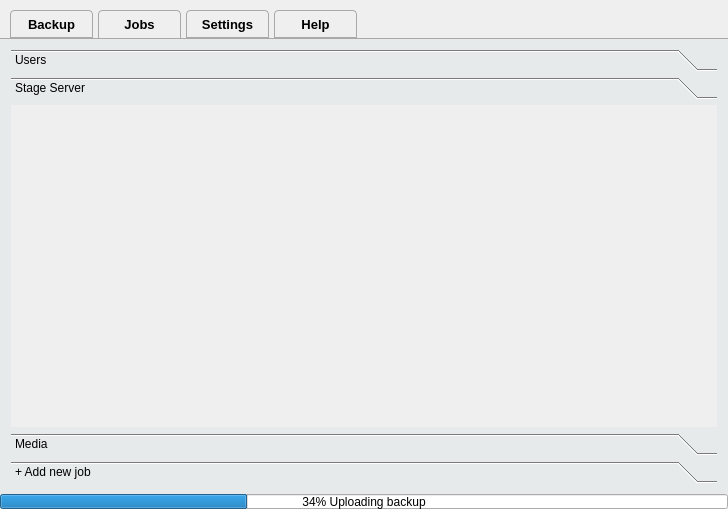
This is mainwidget.ui in Tarsnap/tarsnap-gui as Qt 5 draws it before an edit. The edited form follows.
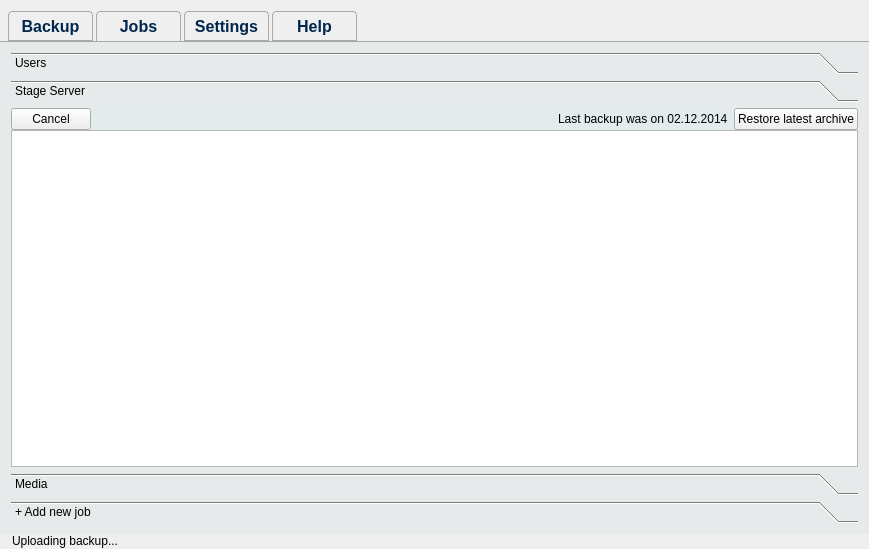
This is the edited form. The open tabs and pages were chosen to show the change. Icons and pictures are not drawn.

Commit message: Further UI prototyping. Devised a restore mockup view for the Jobs pane.

```diff
--- a/mainwidget.ui
+++ b/mainwidget.ui
@@ -6,8 +6,8 @@
    <rect>
     <x>0</x>
     <y>0</y>
-    <width>728</width>
-    <height>509</height>
+    <width>869</width>
+    <height>549</height>
    </rect>
   </property>
   <property name="windowTitle">
@@ -25,9 +25,6 @@
    <property name="leftMargin">
     <number>0</number>
    </property>
-   <property name="topMargin">
-    <number>10</number>
-   </property>
    <property name="rightMargin">
     <number>0</number>
    </property>
@@ -38,22 +35,25 @@
     <widget class="QTabWidget" name="tabWidget">
      <property name="styleSheet">
       <string notr="true">QTabBar::tab {
-    background: qlineargradient(x1: 0, y1: 0, x2: 0, y2: 1,
-                                stop: 0 #E9F1F1, stop: 1.0 #B7CBCD);
-    border: 1px solid darkgrey;
-    border-bottom-color: darkgrey;
-    border-top-left-radius: 4px;
-    border-top-right-radius: 4px;
-    padding: 3px;
-    min-width: 75px;
-    min-height: 20px;
-    font-size: 10pt;
-    font-weight: bold;
-    margin-left: 5px;
+background: qlineargradient(x1: 0, y1: 0, x2: 0, y2: 1,
+                                stop: 0 #E9EDF1, stop: 1.0 #8A98AD);
+border: 1px solid darkgrey;
+border-bottom-color: darkgrey;
+border-top-left-radius: 4px;
+border-top-right-radius: 4px;
+padding: 4px;
+min-width: 75px;
+min-height: 20px;
+font-size: 12pt;
+font-weight: bold;
+margin-left: 3px;
+color: #00264D;
 }
 
 QTabBar::tab:selected {
-  border-bottom: none;
+border-bottom: none;
+background: qlineargradient(x1: 0, y1: 0, x2: 0, y2: 1,
+                                stop: 0 #E9EDF1, stop: 1.0 #B7BFCD);
 }
 
 QTabWidget::pane { /* The tab widget frame */
@@ -412,13 +412,105 @@
            <rect>
             <x>0</x>
             <y>0</y>
-            <width>710</width>
-            <height>377</height>
+            <width>829</width>
+            <height>322</height>
            </rect>
           </property>
+          <property name="styleSheet">
+           <string notr="true">#page_2 {
+background: #E3EBEC;
+}</string>
+          </property>
           <attribute name="label">
            <string>Stage Server</string>
           </attribute>
+          <layout class="QVBoxLayout" name="verticalLayout_10">
+           <property name="spacing">
+            <number>0</number>
+           </property>
+           <property name="leftMargin">
+            <number>0</number>
+           </property>
+           <property name="topMargin">
+            <number>0</number>
+           </property>
+           <property name="rightMargin">
+            <number>0</number>
+           </property>
+           <property name="bottomMargin">
+            <number>0</number>
+           </property>
+           <item>
+            <widget class="QWidget" name="widget_5" native="true">
+             <property name="styleSheet">
+              <string notr="true"/>
+             </property>
+             <layout class="QHBoxLayout" name="horizontalLayout_3">
+              <property name="leftMargin">
+               <number>0</number>
+              </property>
+              <property name="topMargin">
+               <number>0</number>
+              </property>
+              <property name="rightMargin">
+               <number>0</number>
+              </property>
+              <property name="bottomMargin">
+               <number>0</number>
+              </property>
+              <item>
+               <widget class="QPushButton" name="pushButton_4">
+                <property name="text">
+                 <string>Cancel</string>
+                </property>
+               </widget>
+              </item>
+              <item>
+               <spacer name="horizontalSpacer_4">
+                <property name="orientation">
+                 <enum>Qt::Horizontal</enum>
+                </property>
+                <property name="sizeHint" stdset="0">
+                 <size>
+                  <width>40</width>
+                  <height>20</height>
+                 </size>
+                </property>
+               </spacer>
+              </item>
+              <item>
+               <widget class="QLabel" name="label_18">
+                <property name="text">
+                 <string>Last backup was on 02.12.2014</string>
+                </property>
+               </widget>
+              </item>
+              <item>
+               <widget class="QPushButton" name="pushButton_5">
+                <property name="text">
+                 <string>Restore latest archive</string>
+                </property>
+               </widget>
+              </item>
+             </layout>
+            </widget>
+           </item>
+           <item>
+            <widget class="QListWidget" name="backupRestoreListWidget">
+             <property name="styleSheet">
+              <string notr="true">#backupRestoreListWidget::item
+{
+min-height: 35px;
+selection-background-color: #E5E9FF;
+}
+</string>
+             </property>
+             <property name="alternatingRowColors">
+              <bool>true</bool>
+             </property>
+            </widget>
+           </item>
+          </layout>
          </widget>
          <widget class="QWidget" name="page_4">
           <attribute name="label">
@@ -733,34 +825,28 @@
     </widget>
    </item>
    <item>
-    <widget class="QProgressBar" name="progressBar">
-     <property name="maximumSize">
-      <size>
-       <width>16777215</width>
-       <height>15</height>
-      </size>
-     </property>
-     <property name="value">
-      <number>34</number>
-     </property>
-     <property name="alignment">
-      <set>Qt::AlignCenter</set>
-     </property>
-     <property name="textVisible">
-      <bool>true</bool>
-     </property>
-     <property name="orientation">
-      <enum>Qt::Horizontal</enum>
-     </property>
-     <property name="invertedAppearance">
-      <bool>false</bool>
-     </property>
-     <property name="textDirection">
-      <enum>QProgressBar::TopToBottom</enum>
-     </property>
-     <property name="format">
-      <string>%p% Uploading backup</string>
-     </property>
+    <widget class="QWidget" name="widget_4" native="true">
+     <layout class="QVBoxLayout" name="verticalLayout_9">
+      <property name="leftMargin">
+       <number>12</number>
+      </property>
+      <property name="topMargin">
+       <number>0</number>
+      </property>
+      <property name="rightMargin">
+       <number>0</number>
+      </property>
+      <property name="bottomMargin">
+       <number>1</number>
+      </property>
+      <item>
+       <widget class="QLabel" name="label_15">
+        <property name="text">
+         <string>Uploading backup...</string>
+        </property>
+       </widget>
+      </item>
+     </layout>
     </widget>
    </item>
   </layout>
```
Left out of the diff: 135 changed lines with no effect on the pictures. The commit also changes 13 other files.
